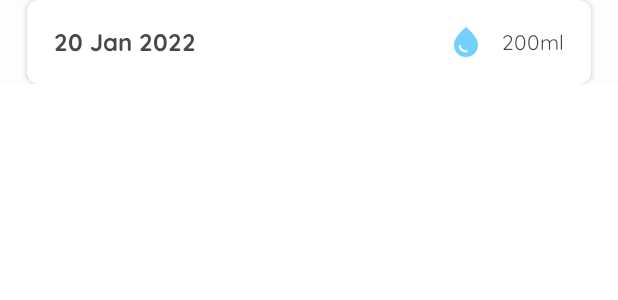
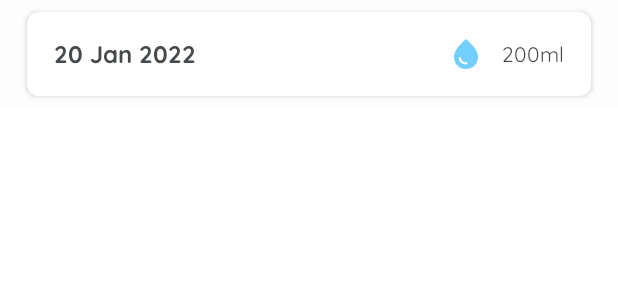
Before and after one commit to andriawan24/hydration-tracker-android, an Android app built with Jetpack Compose: the @Preview function HistoryItemPreview, on a phone screen of 412 x 824 dp. Shown: the top 300 px of the screen. Run offline under Robolectric (Android 15) with nearby library versions, the phone set to English and light mode, and no system bars; our stand-ins replace accompanist.

Commit message:
Add history page feature

```diff
--- a/app/src/main/java/com/andriawan/hydrationtracker/data/database/dao/DailyDrinkDAO.kt
+++ b/app/src/main/java/com/andriawan/hydrationtracker/data/database/dao/DailyDrinkDAO.kt
@@ -10,7 +10,7 @@ interface DailyDrinkDAO {
     @Query("SELECT * FROM DailyHistory WHERE date = :date")
     suspend fun getHistoryByDate(date: Date): DailyHistory
 
-    @Query("SELECT * FROM DailyHistory")
+    @Query("SELECT * FROM DailyHistory ORDER BY date DESC")
     suspend fun getAllHistories(): List<DailyHistory>
 
     @Insert(onConflict = OnConflictStrategy.REPLACE)
--- a/app/src/main/java/com/andriawan/hydrationtracker/ui/components/HistoryItem.kt
+++ b/app/src/main/java/com/andriawan/hydrationtracker/ui/components/HistoryItem.kt
@@ -24,7 +24,7 @@ fun HistoryItem(
     Card(
         modifier = Modifier
             .fillMaxWidth()
-            .padding(horizontal = 18.dp),
+            .padding(horizontal = 18.dp, vertical = 8.dp),
         elevation = 2.dp,
         shape = MaterialTheme.shapes.medium,
         backgroundColor = Color.White
```
Also changed, not shown: app/src/main/java/com/andriawan/hydrationtracker/ui/screens/history/HistoryScreen.kt (+16 -5 lines).
